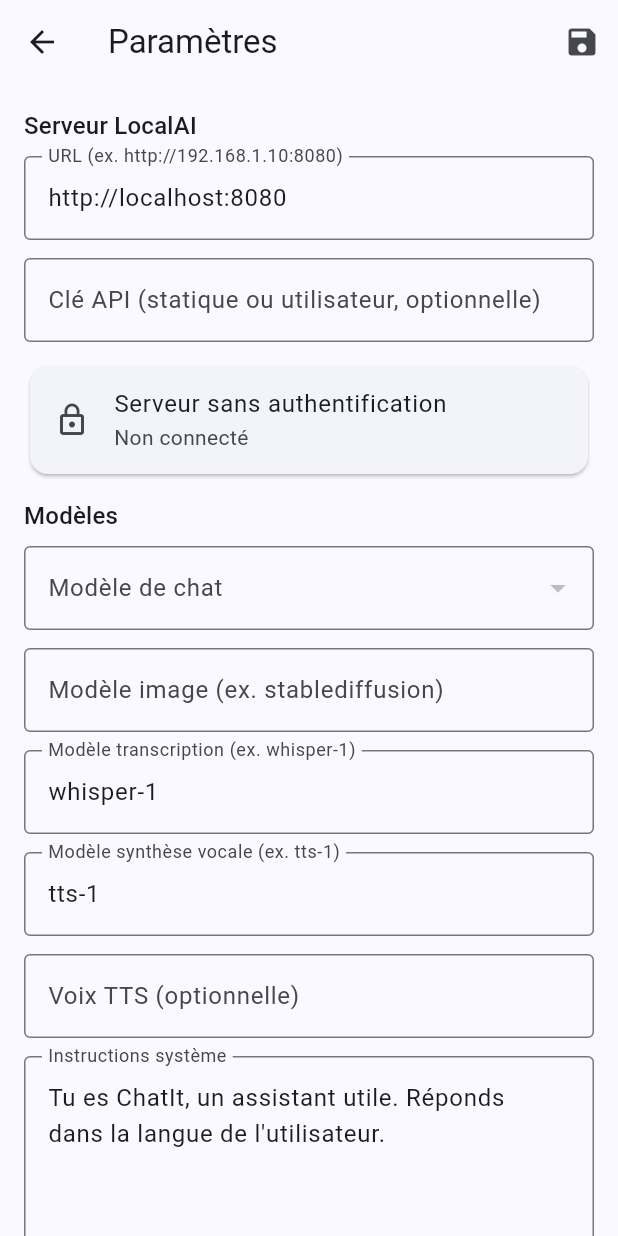
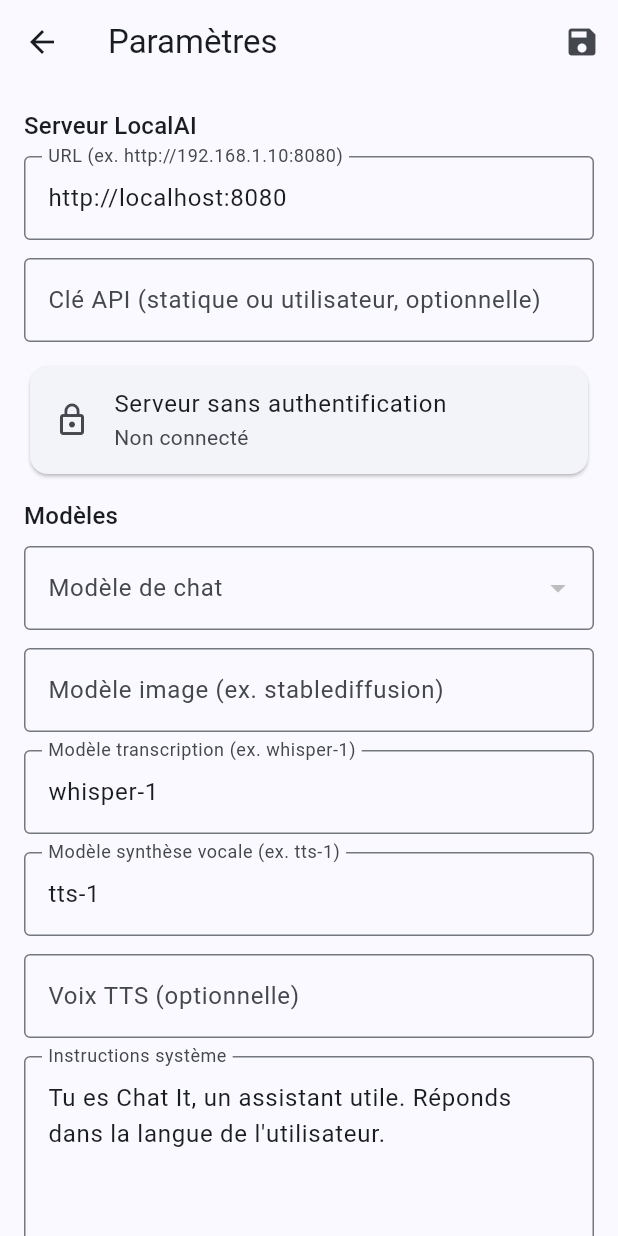
Before and after one commit to pintorus/ChatIt, a Flutter app: the SettingsPage screen opened directly, on a phone screen of 412 x 824 dp. Run offline on Flutter 3.47's test engine with Material 3 defaults, Android fonts, the phone set to English and light mode, and no system bars; our stand-ins replace audioplayers, file_picker, flutter_markdown, image_picker, shared_preferences, sqflite and 1 more; missing offline and left inert: record, syncfusion_flutter_pdf; accounts and stored records are empty; network calls fail.

Commit message:
Display app name as "Chat It"
Co-Authored-By: Claude Opus 5.5 <noreply@anthropic.com>
Claude-Session: https://claude.ai/code/session_01C4TYvwRWfKPDBMjwzGrMdE

```diff
--- a/lib/main.dart
+++ b/lib/main.dart
@@ -31,7 +31,7 @@ class ChatItApp extends StatelessWidget {
     final dark = context.watch<Settings>().darkMode;
     const seed = Color(0xFF1565C0);
     return MaterialApp(
-      title: 'ChatIt',
+      title: 'Chat It',
       debugShowCheckedModeBanner: false,
       themeMode: dark ? ThemeMode.dark : ThemeMode.light,
       theme: ThemeData(colorSchemeSeed: seed, useMaterial3: true),
--- a/lib/state/settings.dart
+++ b/lib/state/settings.dart
@@ -11,7 +11,7 @@ class Settings extends ChangeNotifier {
   String sttModel = 'whisper-1';
   String ttsModel = 'tts-1';
   String ttsVoice = '';
-  String systemPrompt = 'Tu es ChatIt, un assistant utile. Réponds dans la langue de l\'utilisateur.';
+  String systemPrompt = 'Tu es Chat It, un assistant utile. Réponds dans la langue de l\'utilisateur.';
   double temperature = 0.7;
   bool autoSpeak = false;
   bool darkMode = false;
--- a/lib/ui/chat_page.dart
+++ b/lib/ui/chat_page.dart
@@ -158,7 +158,7 @@ class _ChatPageState extends State<ChatPage> {
     return Scaffold(
       drawer: wide ? null : Drawer(child: drawer),
       appBar: AppBar(
-        title: Text(c.current?.title ?? 'ChatIt', overflow: TextOverflow.ellipsis),
+        title: Text(c.current?.title ?? 'Chat It', overflow: TextOverflow.ellipsis),
         actions: [
           _StatusChip(state: c.state, onTap: c.checkConnection),
           IconButton(
@@ -301,7 +301,7 @@ class _ChatPageState extends State<ChatPage> {
                         ? 'Transcription…'
                         : _imageMode
                             ? 'Décrivez l\'image à créer'
-                            : 'Message ChatIt',
+                            : 'Message Chat It',
                     prefixIcon: _imageMode ? const Icon(Icons.brush, size: 18) : null,
                     border: InputBorder.none,
                   ),
```
Also changed, not shown: 6 other files.
